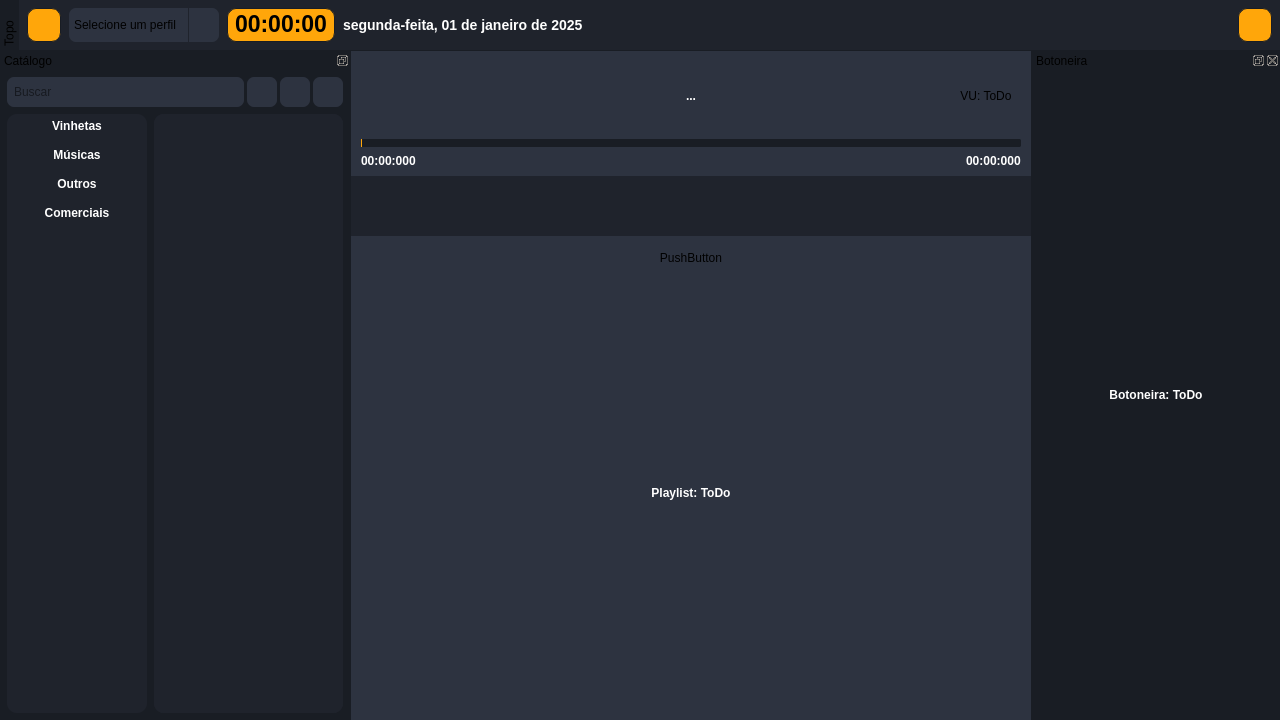
First picture: the form in frontend/flow.ui, repository BrunoCardosoFS/NaxiStudioFlow, before the edit.
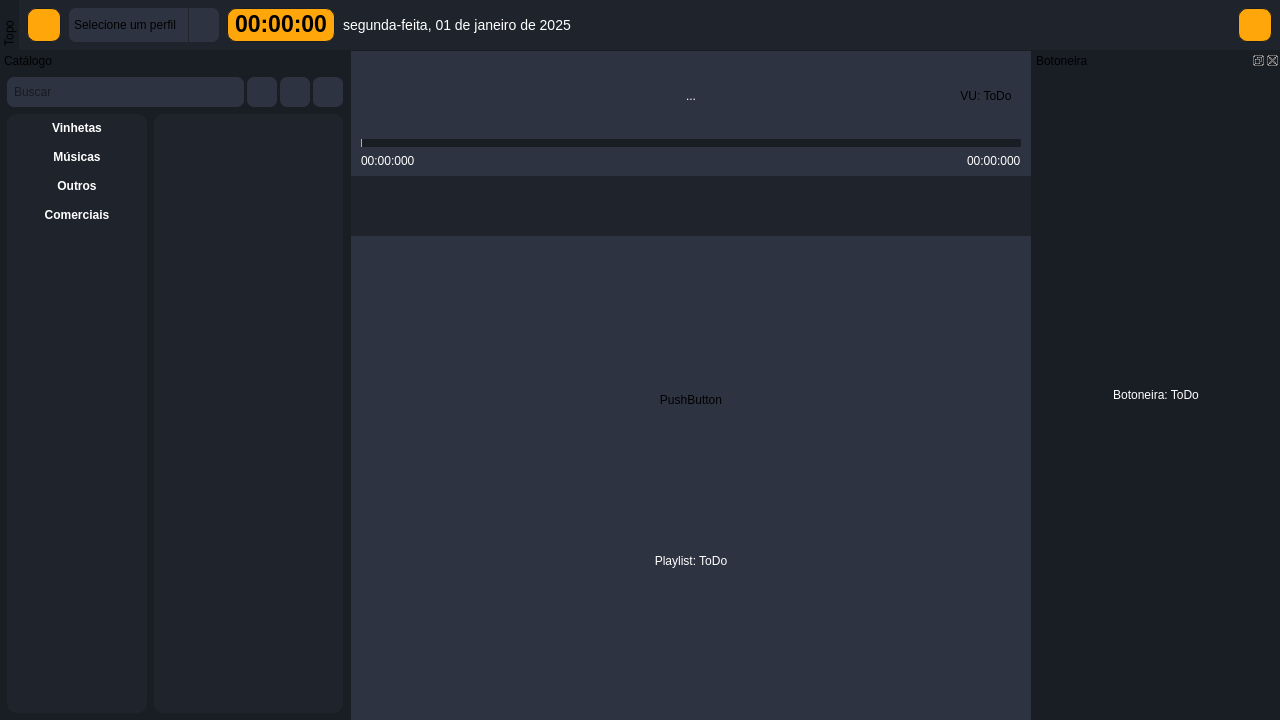
Second picture: the form after the edit. Icons and pictures are not drawn.

Commit message:
Beginning of the development of the programming area
Resource
Added player to PlaylistItem
Added drag and drop to load media into the playlist
Search

What changed in the file:
```diff
--- a/frontend/flow.ui
+++ b/frontend/flow.ui
@@ -187,6 +187,38 @@
 }
 
 
+/* Doc Catalog */
+
+#DocCatalog, #DocCatalogWidget{
+	background-color: #191D24;
+}
+
+#DocCatalog QScrollArea{
+	background-color: #1F232C;
+	border: none;
+	border-radius: 10px;
+}
+
+#FilesListContent, #FoldersListContent{
+	background-color: #1F232C;
+	border-radius: 10px;
+}
+
+#DocCatalog QLabel{
+	font-weight: bold;
+	color: #fff;
+}
+
+FileWidget{
+	background-color: #2D3340;
+	border-radius: 7px;
+}
+
+FileWidget:hover{
+	background-color: #292e38;
+}
+
+
 /* Central Widget */
 
 #centralwidget{
@@ -217,39 +249,24 @@
 	border: none;
 }
 
-
-/* Doc Catalog */
-
-#DocCatalog, #DocCatalogWidget{
-	background-color: #191D24;
+ProgramBlock{
+	background: #1F232C;
+	border-radius: 12px;
 }
 
-#DocCatalog QScrollArea{
-	background-color: #1F232C;
+ProgramBlock #BlockContent{
+	background: #272C37;
 	border: none;
 	border-radius: 10px;
 }
 
-#FilesListContent, #FoldersListContent{
-	background-color: #1F232C;
+ProgramBlock PlaylistItem{
+	background: #0066A5;
+	background: qlineargradient(spread:pad, x1:0, y1:0, x2:0, y2:1,
+                                stop:0 #418DB4, stop:1 #0066A5);
 	border-radius: 10px;
 }
 
-QLabel{
-	font-weight: bold;
-	color: #fff;
-}
-
-FileWidget{
-	background-color: #232731;
-	border-radius: 7px;
-}
-
-FileWidget:hover{
-	background-color: #2D3340;
-}
-
-
 </string>
   </property>
   <property name="dockOptions">
@@ -814,7 +831,7 @@
        <enum>Qt::ScrollBarPolicy::ScrollBarAsNeeded</enum>
       </property>
       <property name="horizontalScrollBarPolicy">
-       <enum>Qt::ScrollBarPolicy::ScrollBarAlwaysOff</enum>
+       <enum>Qt::ScrollBarPolicy::ScrollBarAsNeeded</enum>
       </property>
       <property name="sizeAdjustPolicy">
        <enum>QAbstractScrollArea::SizeAdjustPolicy::AdjustIgnored</enum>
@@ -836,22 +853,28 @@
        </property>
        <layout class="QVBoxLayout" name="verticalLayout_7">
         <property name="spacing">
-         <number>5</number>
+         <number>10</number>
         </property>
         <property name="leftMargin">
-         <number>10</number>
+         <number>20</number>
         </property>
         <property name="topMargin">
-         <number>10</number>
+         <number>20</number>
         </property>
         <property name="rightMargin">
-         <number>10</number>
+         <number>20</number>
         </property>
         <property name="bottomMargin">
-         <number>10</number>
+         <number>20</number>
         </property>
         <item>
          <widget class="QPushButton" name="pushButton_7">
+          <property name="sizePolicy">
+           <sizepolicy hsizetype="Expanding" vsizetype="Fixed">
+            <horstretch>0</horstretch>
+            <verstretch>0</verstretch>
+           </sizepolicy>
+          </property>
           <property name="text">
            <string>PushButton</string>
           </property>
@@ -860,7 +883,7 @@
         <item>
          <widget class="QLabel" name="label">
           <property name="sizePolicy">
-           <sizepolicy hsizetype="Expanding" vsizetype="Expanding">
+           <sizepolicy hsizetype="Expanding" vsizetype="Fixed">
             <horstretch>0</horstretch>
             <verstretch>0</verstretch>
            </sizepolicy>
@@ -893,7 +916,7 @@
     </size>
    </property>
    <property name="features">
-    <set>QDockWidget::DockWidgetFeature::DockWidgetFloatable|QDockWidget::DockWidgetFeature::DockWidgetMovable</set>
+    <set>QDockWidget::DockWidgetFeature::DockWidgetMovable</set>
    </property>
    <property name="allowedAreas">
     <set>Qt::DockWidgetArea::LeftDockWidgetArea|Qt::DockWidgetArea::RightDockWidgetArea</set>
@@ -1145,16 +1168,16 @@
              <number>15</number>
             </property>
             <property name="leftMargin">
-             <number>5</number>
+             <number>7</number>
             </property>
             <property name="topMargin">
-             <number>5</number>
+             <number>7</number>
             </property>
             <property name="rightMargin">
-             <number>5</number>
+             <number>7</number>
             </property>
             <property name="bottomMargin">
-             <number>5</number>
+             <number>7</number>
             </property>
             <item>
              <widget class="QWidget" name="JinglesFolders" native="true">
```
Left out of the diff: 16 changed lines with no effect on the pictures. The commit also changes 16 other files.
